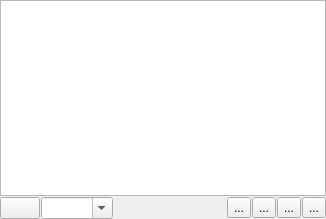
Old version of the form plugins/dockers/palettedocker/wdgpalettedock.ui in the repository KDE/krita.
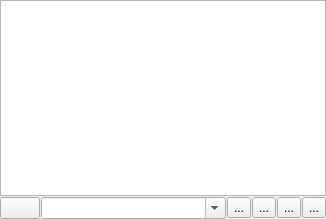
New version of the form. Custom widgets are drawn as their Qt base class.

Commit message:
Palette docker: remove superfluous spacer
Now the color combobox can expand as much as it wants.

It's not possible to add tooltips to the entries in the squeezedcombobox
class as far as I can tell.

BUG:392354

Patch:
```diff
--- a/plugins/dockers/palettedocker/wdgpalettedock.ui
+++ b/plugins/dockers/palettedocker/wdgpalettedock.ui
@@ -38,7 +38,7 @@
    </item>
    <item>
     <layout class="QGridLayout" name="gridLayout">
-     <item row="0" column="4">
+     <item row="0" column="3">
       <widget class="QToolButton" name="bnAdd">
        <property name="toolTip">
         <string>Add foreground color</string>
@@ -57,7 +57,7 @@
        </property>
       </widget>
      </item>
-     <item row="0" column="7">
+     <item row="0" column="6">
       <widget class="QToolButton" name="bnRemove">
        <property name="toolTip">
         <string>Delete color</string>
@@ -83,7 +83,7 @@
        </property>
       </widget>
      </item>
-     <item row="0" column="6">
+     <item row="0" column="5">
       <widget class="QToolButton" name="bnAddGroup">
        <property name="text">
         <string>...</string>
@@ -92,25 +92,18 @@
      </item>
      <item row="0" column="1">
       <widget class="SqueezedComboBox" name="cmbNameList">
+       <property name="sizePolicy">
+        <sizepolicy hsizetype="Expanding" vsizetype="Fixed">
+         <horstretch>0</horstretch>
+         <verstretch>0</verstretch>
+        </sizepolicy>
+       </property>
        <property name="editable">
         <bool>true</bool>
        </property>
       </widget>
      </item>
-     <item row="0" column="2">
-      <spacer name="horizontalSpacer">
-       <property name="orientation">
-        <enum>Qt::Horizontal</enum>
-       </property>
-       <property name="sizeHint" stdset="0">
-        <size>
-         <width>40</width>
-         <height>20</height>
-        </size>
-       </property>
-      </spacer>
-     </item>
-     <item row="0" column="5">
+     <item row="0" column="4">
       <widget class="QToolButton" name="bnAddDialog">
        <property name="toolTip">
         <string>Add color</string>
```
